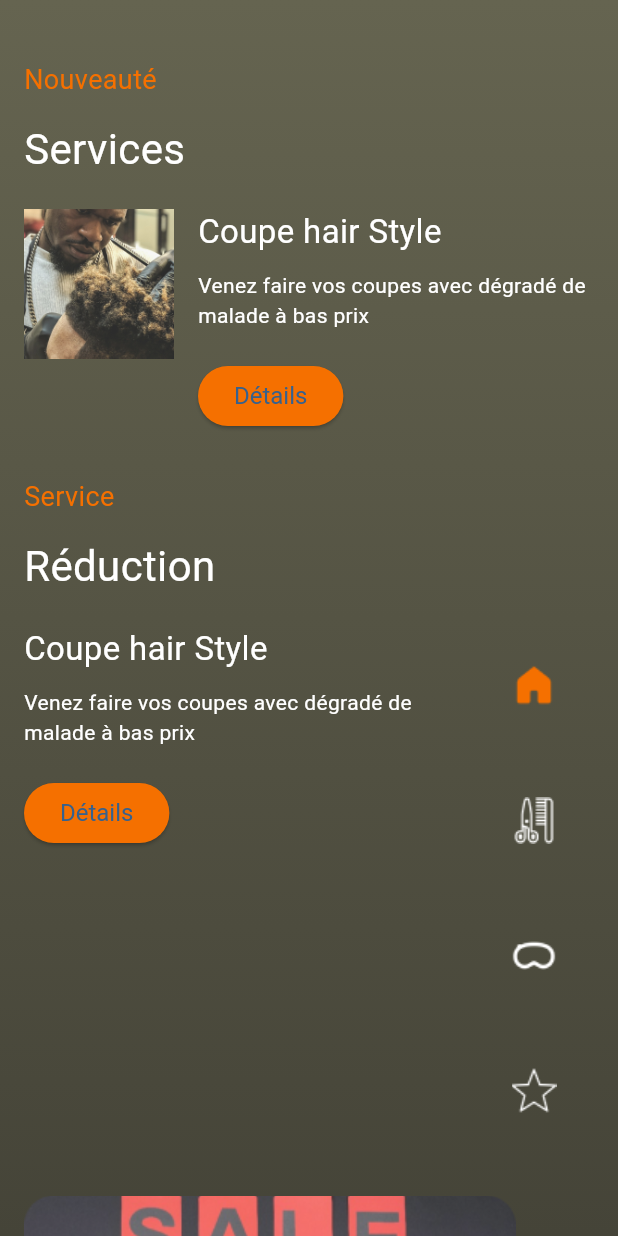
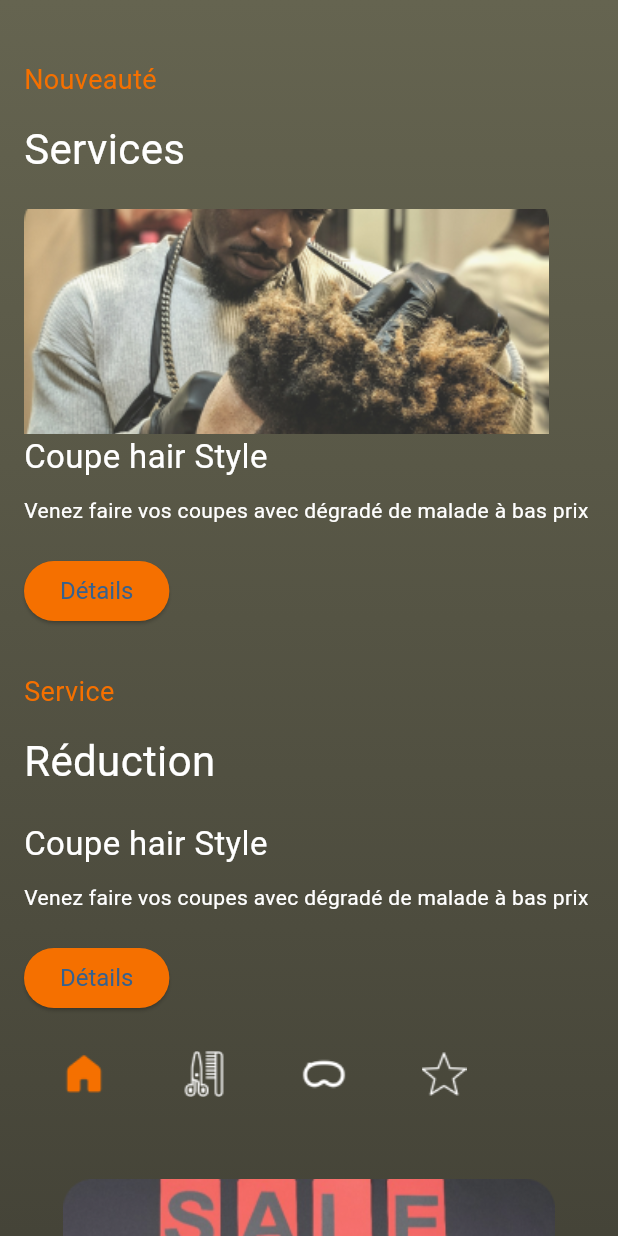
Before and after one commit to tonnkaand/salon-de-Coiffure, a Flutter app: the Inscription screen opened directly, on a phone screen of 412 x 824 dp. Run offline on Flutter 3.47's test engine with Material 3 defaults, Android fonts, the phone set to English and light mode, and no system bars; missing offline and left inert: bitsdojo_window; Roboto replaces fonts that are missing (RobotoRoman-Black, RobotoRoman-Medium, RobotoRoman-Regular).

Commit message:
Mise à jour des éléments de l'interface utilisateur

```diff
--- a/lib/inscription.dart
+++ b/lib/inscription.dart
@@ -1,4 +1,5 @@
 import 'package:flutter/material.dart';
+import 'package:flutter/widgets.dart';
 
 class Inscription extends StatelessWidget {
   const Inscription({Key? key}) : super(key: key);
@@ -51,17 +52,18 @@ class Inscription extends StatelessWidget {
                 Row(
                   crossAxisAlignment: CrossAxisAlignment.start,
                   children: [
-                    Image.asset(
-                      'assets/image_4311.png',
-                      width: 100,
-                      height: 100,
-                      fit: BoxFit.cover,
-                    ),
-                    const SizedBox(width: 16),
+
                     Expanded(
                       child: Column(
                         crossAxisAlignment: CrossAxisAlignment.start,
                          children: [
+                    Image.asset(
+                      'assets/image_4311.png',
+                      width: 350,
+                      height: 150,
+                      fit: BoxFit.cover,
+                    ),
+
                           const Text(
                             'Coupe hair Style',
                             style: TextStyle(
@@ -172,38 +174,49 @@ class Inscription extends StatelessWidget {
                         ],
                       ),
                     ),
+                       ],
+                ),
                     const SizedBox(width: 16),
-                    Column(
+                    Row(
                       children: [
-                        SizedBox(
+                        Center(
+                          child: SizedBox(
                             width: 80,
                             height: 80,
                             child: Image.asset('assets/Home.png'), // Image avec dimensions spécifiques
                           ),
+                        ),
                         const SizedBox(height: 10),
-                        SizedBox(
+                        Center(
+                          child: SizedBox(
                             width: 80,
                             height: 80,
                             child: Image.asset('assets/Barbershop.png'), // Image avec dimensions spécifiques
                           ),
+                        ),
                         const SizedBox(height: 10),
-                        SizedBox(
+                        Center(
+                          child: SizedBox(
                             width: 80,
                             height: 80,
                             child: Image.asset('assets/apple.png'), // Image avec dimensions spécifiques
                           ),
+                        ),
                         const SizedBox(height: 10),
-                        SizedBox(
+                        Center(
+                          child: SizedBox(
                             width: 80,
                             height: 80,
                             child: Image.asset('assets/Star.png'), // Image avec dimensions spécifiques
                           ),
-                      ],
                         ),
                       ],
                     ),
+
                 const SizedBox(height: 30),
-                Image.asset('assets/image1_4291.png'), // Ajoutez l'image de pied de page
+                Center(
+                  child: Image.asset('assets/image1_4291.png'), // Ajoutez l'image de pied de page
+                ),
                 const SizedBox(height: 20),
               ],
             ),
```
Lines whose indentation alone changed are shown as unchanged.
